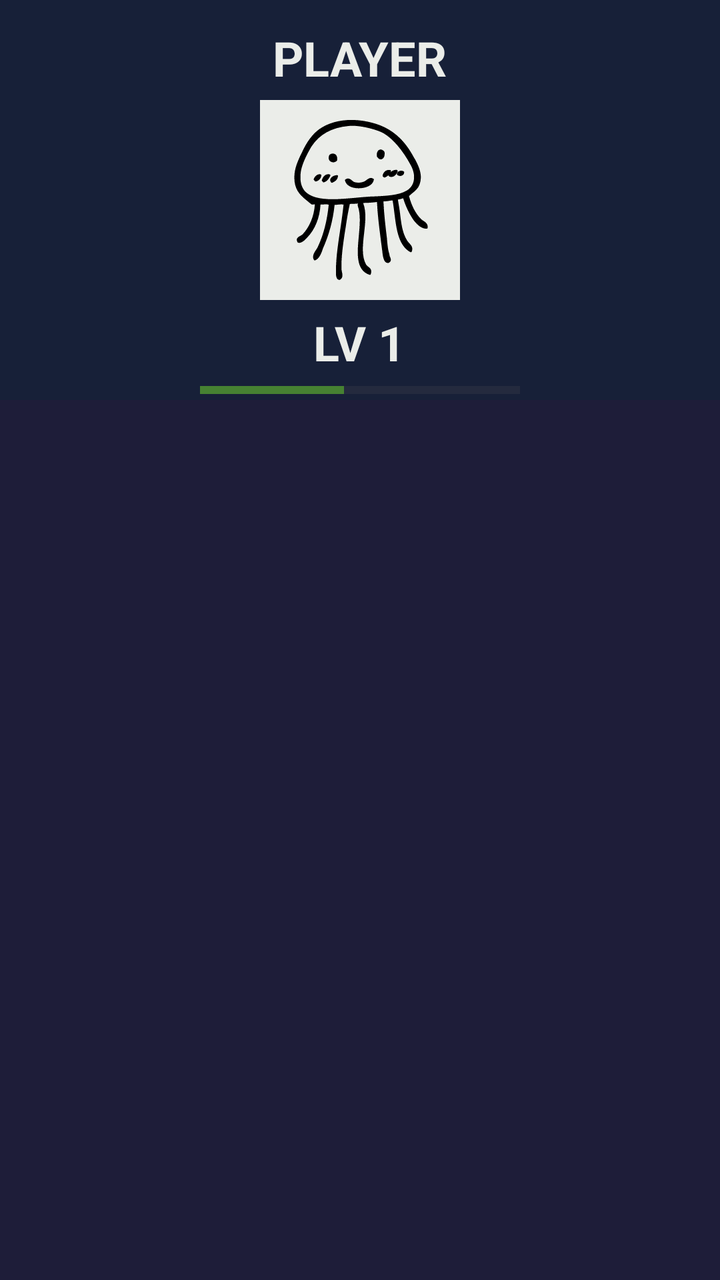
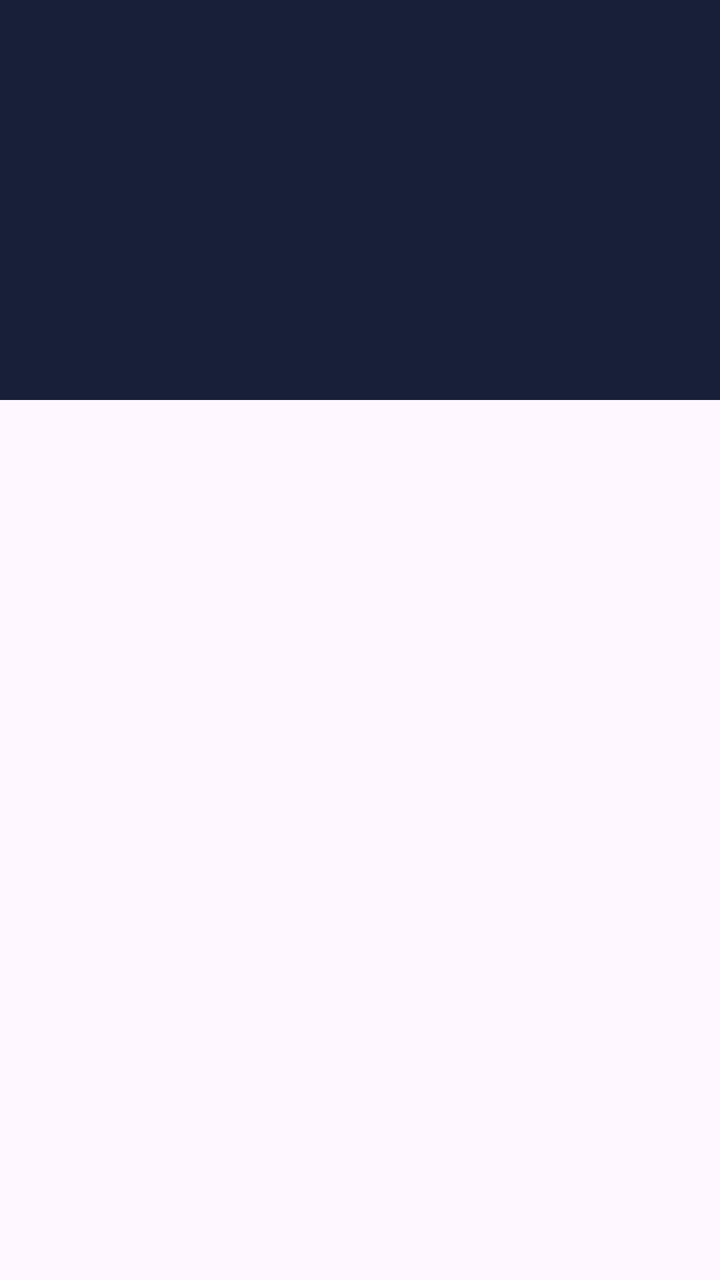

Two renders of the same Android screen: before a commit and after it. Below are the layout's source before the change and the commit's diff.
<!-- AndroidManifest.xml: application theme Theme.Academo -->
<!-- res/layout/activity_home.xml -->
<?xml version="1.0" encoding="utf-8"?>
<androidx.constraintlayout.widget.ConstraintLayout
    xmlns:android="http://schemas.android.com/apk/res/android"
    xmlns:app="http://schemas.android.com/apk/res-auto"
    xmlns:tools="http://schemas.android.com/tools"
    android:id="@+id/main"
    android:layout_width="match_parent"
    android:layout_height="match_parent"
    tools:context=".HomeActivity">

    <LinearLayout
        android:id="@+id/linear_main"
        android:layout_width="match_parent"
        android:layout_height="match_parent"
        android:orientation="vertical"
        app:layout_constraintBottom_toBottomOf="parent"
        app:layout_constraintEnd_toEndOf="parent"
        app:layout_constraintHorizontal_bias="0.0"
        app:layout_constraintStart_toStartOf="parent"
        app:layout_constraintTop_toTopOf="parent"
        app:layout_constraintVertical_bias="0.0">

        <RelativeLayout
            android:id="@+id/profile_bar"
            android:layout_width="match_parent"
            android:layout_height="200dp">

            <View
                android:id="@+id/background_line"
                android:layout_width="match_parent"
                android:layout_height="200dp"
                android:layout_centerInParent="true"
                android:background="#172038" />

            <TextView
                android:id="@+id/user_name_text"
                android:layout_width="wrap_content"
                android:layout_height="wrap_content"
                android:layout_above="@id/profile_picture"
                android:layout_centerHorizontal="true"
                android:layout_marginBottom="5dp"
                android:text="PLAYER"
                android:textColor="#ebede9"
                android:textSize="24sp"
                android:textStyle="bold"
                tools:ignore="HardcodedText" />

            <ImageView
                android:id="@+id/profile_picture"
                android:layout_width="100dp"
                android:layout_height="100dp"
                android:layout_centerInParent="true"
                android:background="#ebede9"
                android:src="@drawable/profile_picture" />

            <TextView
                android:id="@+id/level_text"
                android:layout_width="wrap_content"
                android:layout_height="wrap_content"
                android:layout_below="@id/profile_picture"
                android:layout_centerHorizontal="true"
                android:layout_marginTop="5dp"
                android:text="LV 1"
                android:textColor="#ebede9"
                android:textSize="24sp"
                android:textStyle="bold"
                tools:ignore="HardcodedText" />

            <ProgressBar
                android:id="@+id/level_progress"
                style="?android:attr/progressBarStyleHorizontal"
                android:layout_width="160dp"
                android:layout_height="wrap_content"
                android:layout_below="@id/level_text"
                android:layout_centerHorizontal="true"
                android:layout_marginTop="3dp"
                android:max="100"
                android:progress="45"
                tools:progress="45"
                android:progressTint="#468232"/>
        </RelativeLayout>

        <ScrollView
            android:id="@+id/scroll_levels"
            android:layout_width="match_parent"
            android:layout_height="match_parent"
            android:background="#1e1d39">

            <ListView
                android:id="@+id/level_list"
                android:layout_width="match_parent"
                android:layout_height="wrap_content" />



        </ScrollView>
    </LinearLayout>

</androidx.constraintlayout.widget.ConstraintLayout>
<!-- resources referenced by this layout -->
<resources>
  <!-- drawable profile_picture: vector/xml drawable (drawable, 6495 chars, omitted) -->
  <style name="Theme.Academo" parent="Base.Theme.Academo" />
  <style name="Base.Theme.Academo" parent="Theme.Material3.DayNight.NoActionBar">
          
          
      </style>
</resources>

<!-- the commit's change to res/layout/activity_home.xml (unified diff, before → after) -->
@@ -1,5 +1,5 @@
 <?xml version="1.0" encoding="utf-8"?>
-<androidx.constraintlayout.widget.ConstraintLayout
+<LinearLayout
     xmlns:android="http://schemas.android.com/apk/res/android"
     xmlns:app="http://schemas.android.com/apk/res-auto"
     xmlns:tools="http://schemas.android.com/tools"
@@ -18,10 +18,12 @@
         app:layout_constraintHorizontal_bias="0.0"
         app:layout_constraintStart_toStartOf="parent"
         app:layout_constraintTop_toTopOf="parent"
-        app:layout_constraintVertical_bias="0.0">
+        app:layout_constraintVertical_bias="0.0"
+        tools:ignore="UselessParent">
 
-        <RelativeLayout
+        <LinearLayout
             android:id="@+id/profile_bar"
+            android:orientation="vertical"
             android:layout_width="match_parent"
             android:layout_height="200dp">
 
@@ -78,22 +80,9 @@
                 android:progress="45"
                 tools:progress="45"
                 android:progressTint="#468232"/>
-        </RelativeLayout>
-
-        <ScrollView
-            android:id="@+id/scroll_levels"
-            android:layout_width="match_parent"
-            android:layout_height="match_parent"
-            android:background="#1e1d39">
-
-            <ListView
-                android:id="@+id/level_list"
-                android:layout_width="match_parent"
-                android:layout_height="wrap_content" />
+        </LinearLayout>
+    </LinearLayout>
 
 
 
-        </ScrollView>
-    </LinearLayout>
-
-</androidx.constraintlayout.widget.ConstraintLayout>
+</LinearLayout>
